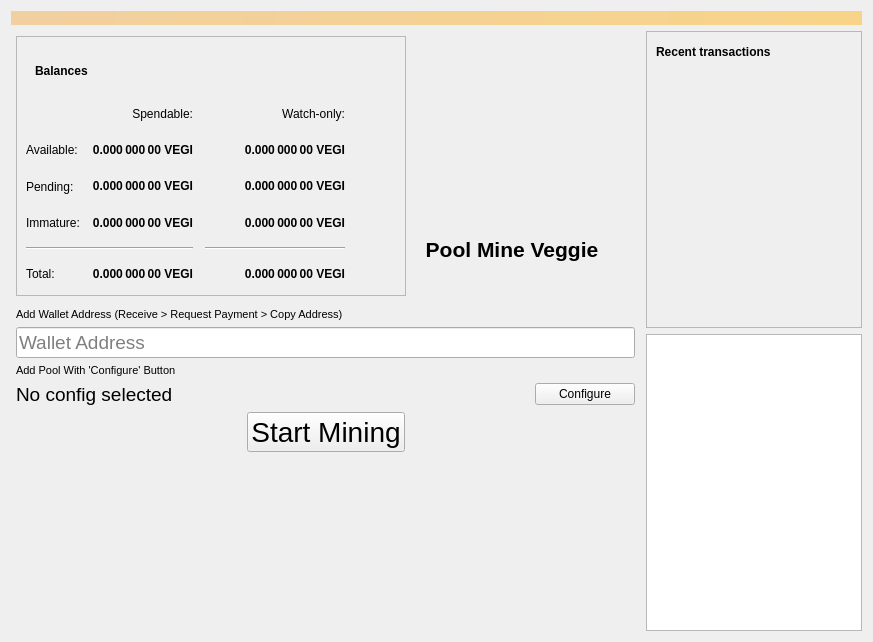
Above: src/qt/forms/overviewpage.ui from Oskii/Veggie before the change. Below: the same form after it.
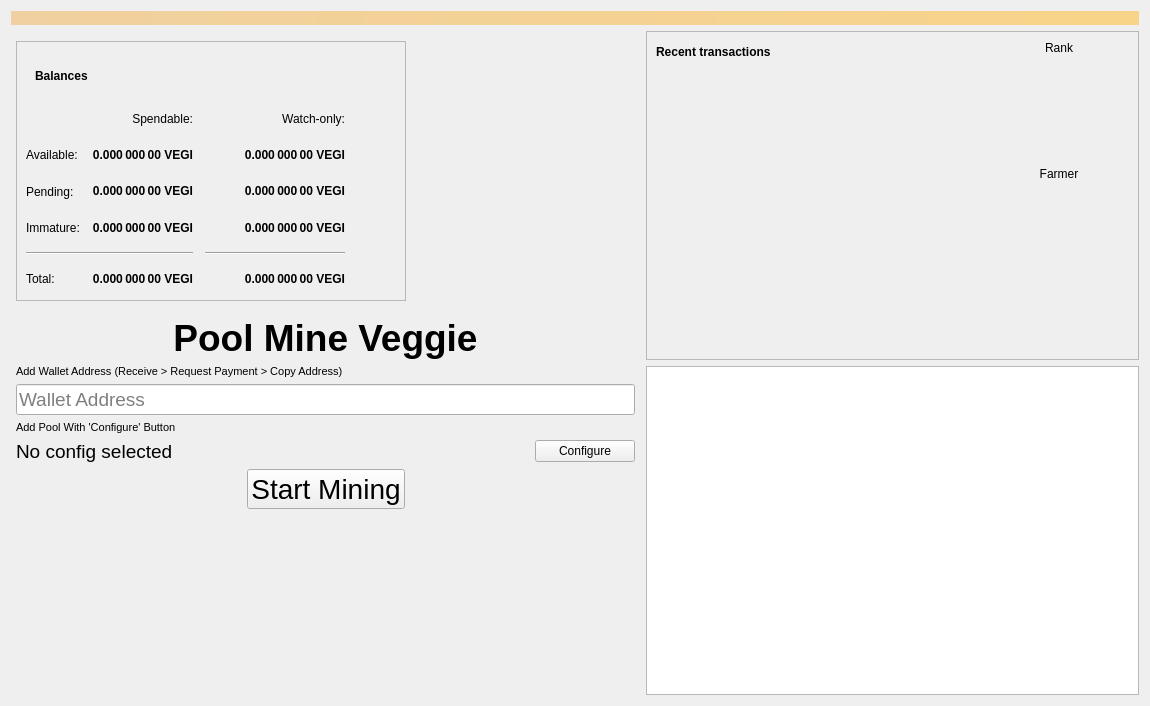
That is the form after the change. Icons and pictures are not drawn.

Commit message: Updated UI. Implemented dynamic url load

Diff of the .ui file:
```diff
--- a/src/qt/forms/overviewpage.ui
+++ b/src/qt/forms/overviewpage.ui
@@ -6,8 +6,8 @@
    <rect>
     <x>0</x>
     <y>0</y>
-    <width>873</width>
-    <height>642</height>
+    <width>1150</width>
+    <height>706</height>
    </rect>
   </property>
   <property name="windowTitle">
@@ -456,6 +456,19 @@
            </item>
           </layout>
          </item>
+         <item>
+          <spacer name="horizontalSpacer_6">
+           <property name="orientation">
+            <enum>Qt::Horizontal</enum>
+           </property>
+           <property name="sizeHint" stdset="0">
+            <size>
+             <width>40</width>
+             <height>20</height>
+            </size>
+           </property>
+          </spacer>
+         </item>
          <item>
           <layout class="QVBoxLayout" name="verticalLayout_7">
            <property name="topMargin">
@@ -464,6 +477,19 @@
            <property name="rightMargin">
             <number>0</number>
            </property>
+           <item>
+            <spacer name="verticalSpacer_3">
+             <property name="orientation">
+              <enum>Qt::Vertical</enum>
+             </property>
+             <property name="sizeHint" stdset="0">
+              <size>
+               <width>20</width>
+               <height>40</height>
+              </size>
+             </property>
+            </spacer>
+           </item>
            <item>
             <layout class="QHBoxLayout" name="horizontalLayout_9">
              <item>
@@ -499,23 +525,6 @@
              </item>
             </layout>
            </item>
-           <item>
-            <widget class="QLabel" name="label_3">
-             <property name="font">
-              <font>
-               <pointsize>16</pointsize>
-               <weight>75</weight>
-               <bold>true</bold>
-              </font>
-             </property>
-             <property name="text">
-              <string>Pool Mine Veggie</string>
-             </property>
-             <property name="alignment">
-              <set>Qt::AlignCenter</set>
-             </property>
-            </widget>
-           </item>
            <item>
             <spacer name="verticalSpacer_4">
              <property name="orientation">
@@ -553,6 +562,23 @@
          </item>
         </layout>
        </item>
+       <item>
+        <widget class="QLabel" name="label_3">
+         <property name="font">
+          <font>
+           <pointsize>28</pointsize>
+           <weight>75</weight>
+           <bold>true</bold>
+          </font>
+         </property>
+         <property name="text">
+          <string>Pool Mine Veggie</string>
+         </property>
+         <property name="alignment">
+          <set>Qt::AlignCenter</set>
+         </property>
+        </widget>
+       </item>
        <item>
         <widget class="QLabel" name="label">
          <property name="font">
@@ -755,6 +781,19 @@
          </property>
          <layout class="QVBoxLayout" name="verticalLayout">
           <item>
+           <layout class="QHBoxLayout" name="horizontalLayout_4">
+            <property name="topMargin">
+             <number>0</number>
+            </property>
+            <property name="rightMargin">
+             <number>10</number>
+            </property>
+            <item>
+             <layout class="QVBoxLayout" name="verticalLayout_9">
+              <property name="rightMargin">
+               <number>0</number>
+              </property>
+              <item>
            <layout class="QHBoxLayout" name="horizontalLayout_2">
             <item>
              <widget class="QLabel" name="label_4">
@@ -835,6 +874,93 @@
              <enum>QAbstractItemView::NoSelection</enum>
             </property>
            </widget>
+              </item>
+             </layout>
+            </item>
+            <item>
+             <layout class="QVBoxLayout" name="verticalLayout_10">
+              <property name="rightMargin">
+               <number>10</number>
+              </property>
+              <item>
+               <widget class="QLabel" name="label_7">
+                <property name="layoutDirection">
+                 <enum>Qt::LeftToRight</enum>
+                </property>
+                <property name="text">
+                 <string>Rank</string>
+                </property>
+                <property name="alignment">
+                 <set>Qt::AlignCenter</set>
+                </property>
+               </widget>
+              </item>
+              <item>
+               <widget class="QWidget" name="widget_4" native="true">
+                <property name="minimumSize">
+                 <size>
+                  <width>100</width>
+                  <height>100</height>
+                 </size>
+                </property>
+                <property name="maximumSize">
+                 <size>
+                  <width>100</width>
+                  <height>100</height>
+                 </size>
+                </property>
+                <layout class="QGridLayout" name="gridLayout_3">
+                 <item row="0" column="0">
+                  <widget class="QLabel" name="labelRankLogo">
+                   <property name="maximumSize">
+                    <size>
+                     <width>100</width>
+                     <height>100</height>
+                    </size>
+                   </property>
+                   <property name="text">
+                    <string/>
+                   </property>
+                   <property name="pixmap">
+                    <pixmap resource="../bitcoin.qrc">:/emoji/potato</pixmap>
+                   </property>
+                   <property name="scaledContents">
+                    <bool>true</bool>
+                   </property>
+                   <property name="alignment">
+                    <set>Qt::AlignCenter</set>
+                   </property>
+                  </widget>
+                 </item>
+                </layout>
+               </widget>
+              </item>
+              <item>
+               <widget class="QLabel" name="label_8">
+                <property name="text">
+                 <string>Farmer</string>
+                </property>
+                <property name="alignment">
+                 <set>Qt::AlignCenter</set>
+                </property>
+               </widget>
+              </item>
+              <item>
+               <spacer name="verticalSpacer_2">
+                <property name="orientation">
+                 <enum>Qt::Vertical</enum>
+                </property>
+                <property name="sizeHint" stdset="0">
+                 <size>
+                  <width>20</width>
+                  <height>40</height>
+                 </size>
+                </property>
+               </spacer>
+              </item>
+             </layout>
+            </item>
+           </layout>
           </item>
          </layout>
         </widget>
```
Lines whose indentation alone changed are shown as unchanged. The commit also changes 3 other files.
